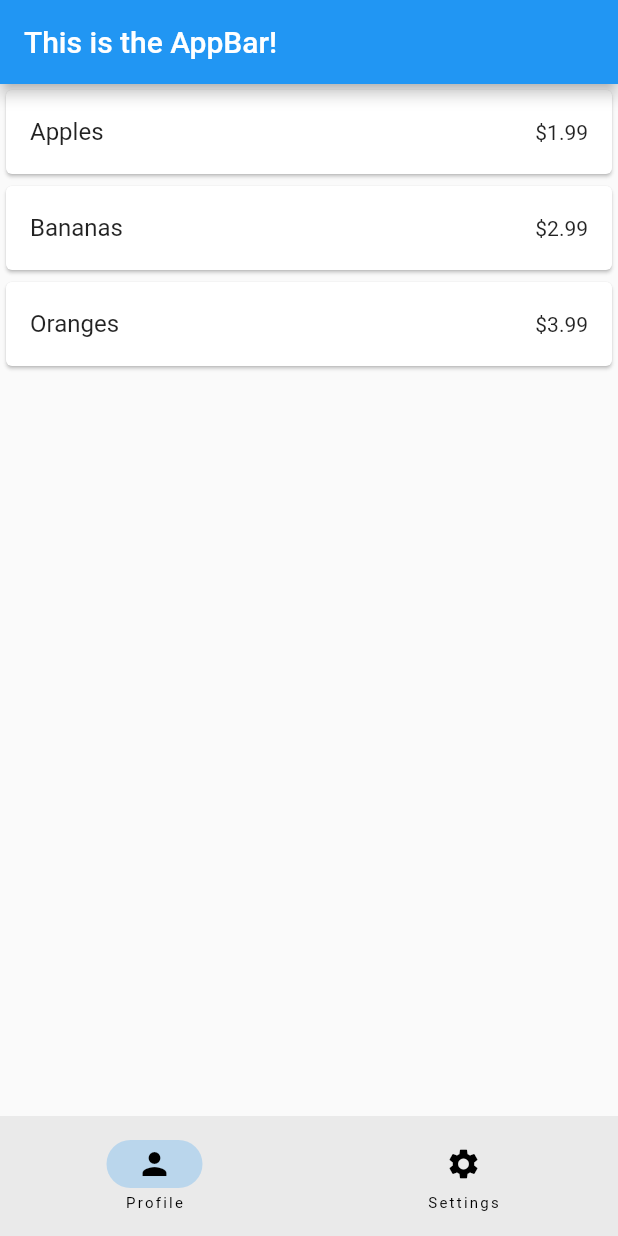
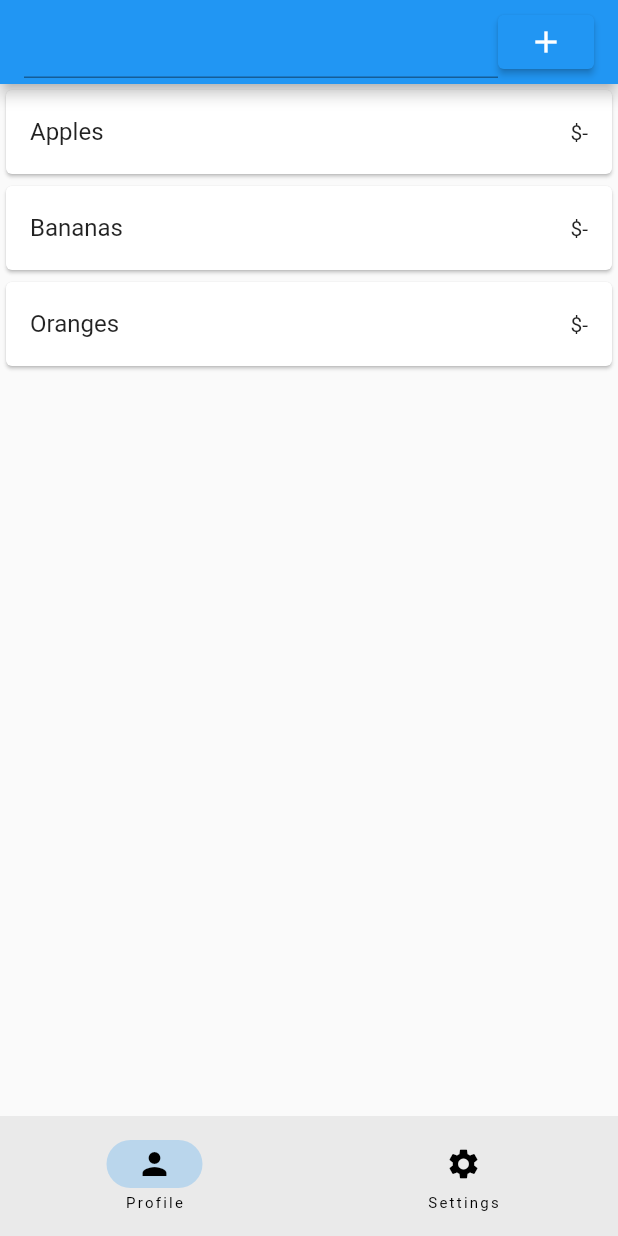
Before and after one commit to Dcastro99/FlutterGroceryApp, a Flutter app: the screen it shows after launch, on a phone screen of 412 x 824 dp. Run offline on Flutter 3.47's test engine with Material 2 defaults, Android fonts, the phone set to English and light mode, and no system bars.

```diff
--- a/lib/main.dart
+++ b/lib/main.dart
@@ -6,22 +6,68 @@ void main() {
   ));
 }
 
-class HomeScreen extends StatelessWidget {
+class HomeScreen extends StatefulWidget {
   HomeScreen({Key? key}) : super(key: key);
 
-  List<String> grocieries = ['Apples', 'Bananas', 'Oranges'];
+  @override
+  State<HomeScreen> createState() => _HomeScreenState();
+}
+
+class _HomeScreenState extends State<HomeScreen> {
+  List<String> groceries = ['Apples', 'Bananas', 'Oranges'];
   List<double> prices = [1.99, 2.99, 3.99];
+  final textController = TextEditingController();
+  int? groceryIndex;
+  IconData buttonIcon = Icons.add;
+
   @override
   Widget build(BuildContext context) {
     return Scaffold(
-      appBar: AppBar(title: const Text('This is the AppBar!')),
+      appBar: AppBar(
+        title: Row(
+          children: [
+            Expanded(
+                child: TextField(
+              controller: textController,
+            )),
+            ElevatedButton(
+              child: Icon(buttonIcon),
+              onPressed: () {
+                setState(() {
+                  if (groceryIndex != null) {
+                    groceries[groceryIndex!] = textController.text;
+                    groceryIndex = null;
+                    buttonIcon = Icons.add;
+                  } else {
+                    groceries.add(textController.text);
+                  }
+                  textController.clear();
+                });
+                print(groceries);
+              },
+            )
+          ],
+        ),
+      ),
       body: ListView.builder(
-        itemCount: grocieries.length,
+        itemCount: groceries.length,
         itemBuilder: (BuildContext context, int index) {
           return Card(
               child: ListTile(
-            title: Text(grocieries[index]),
-            trailing: Text('\$${prices[index]}'),
+            title: Text(groceries[index]),
+            trailing: const Text('\$-'),
+            onTap: () {
+              groceryIndex = index;
+              setState(() {
+                textController.text = groceries[index];
+                buttonIcon = Icons.save;
+              });
+            },
+            onLongPress: () {
+              setState(() {
+                groceries.removeAt(index);
+              });
+            },
           ));
         },
       ),
```
